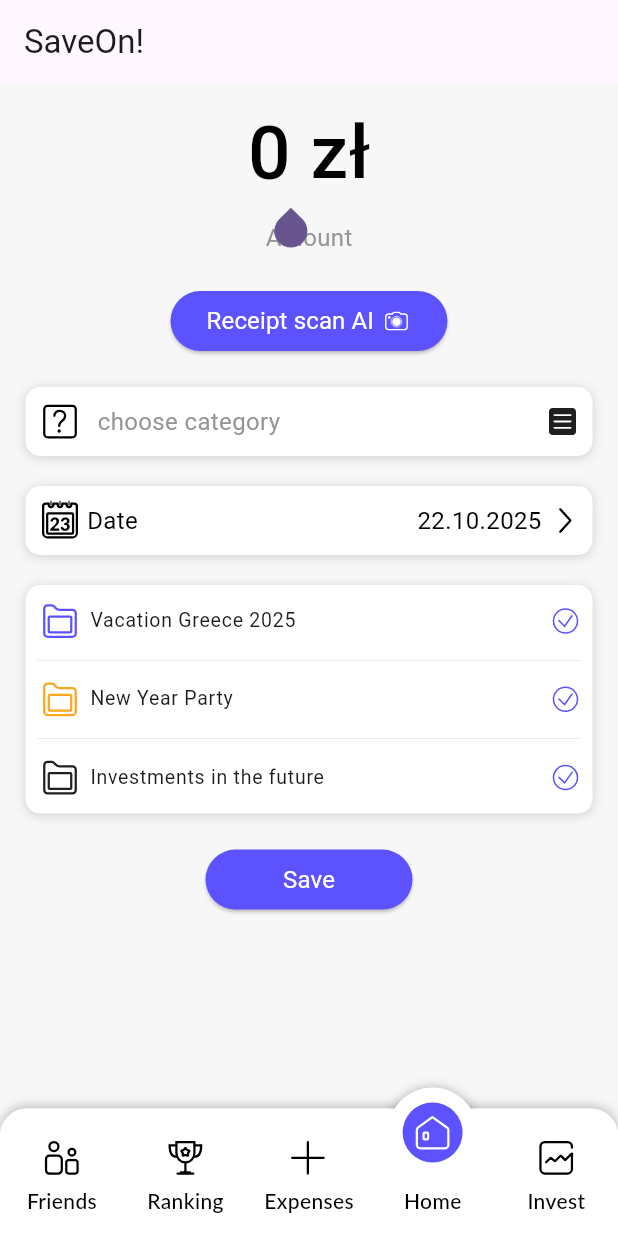
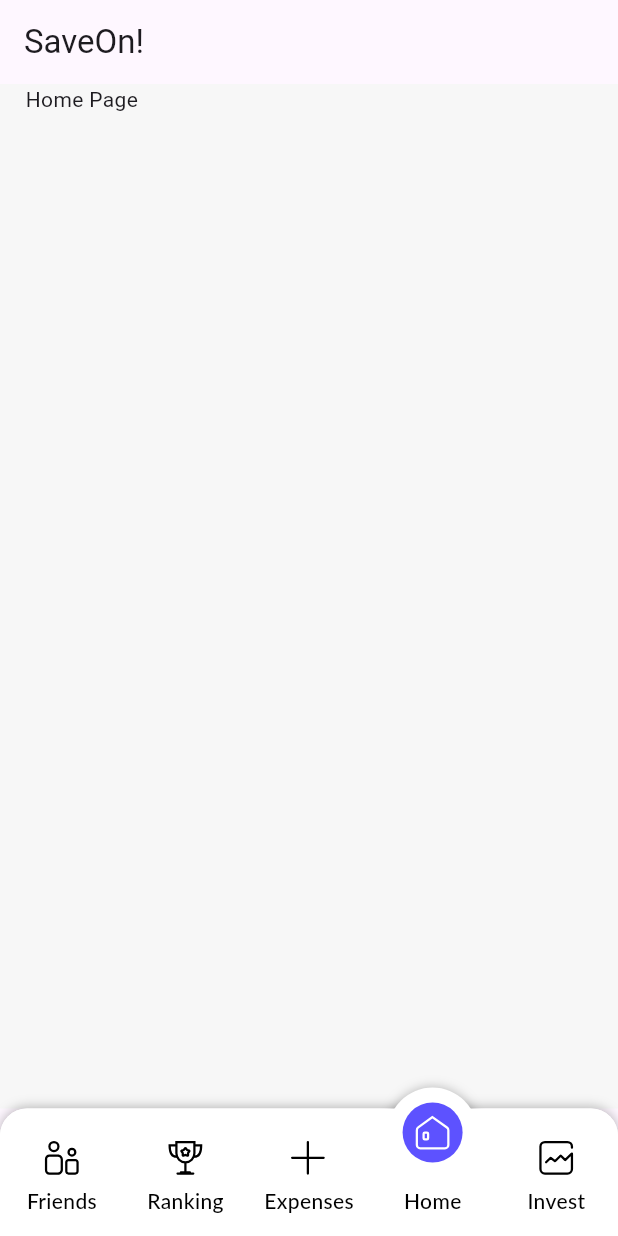
Before and after one commit to poleheshko/saveon_frontend, a Flutter app: the screen it shows after launch, on a phone screen of 412 x 824 dp. Run offline on Flutter 3.47's test engine with Material 3 defaults, Android fonts, the light colour scheme and no system bars; our stand-ins replace calendar_date_picker2, flutter_svg; Roboto replaces fonts that are missing (Lato).

Commit message:
Finished Navigation Functionality

```diff
--- a/lib/expense_page.dart
+++ b/lib/expense_page.dart
@@ -11,9 +11,7 @@ import 'models/expense_page_models/date/choose_date_class.dart';
 import 'models/expense_page_models/expense_categories/choose_category_class.dart';
 
 class ExpensePage extends StatefulWidget {
-  const ExpensePage({super.key, required this.title});
-
-  final String title;
+  const ExpensePage({super.key});
 
   @override
   State<ExpensePage> createState() => _ExpensePageState();
--- /dev/null
+++ b/lib/home_page.dart
@@ -0,0 +1,20 @@
+import 'package:flutter/cupertino.dart';
+import 'package:saveon_frontend/models/common/common_page.dart';
+
+class HomePage extends StatefulWidget {
+  const HomePage({super.key});
+
+  @override
+  State<HomePage> createState() => _HomePage();
+}
+
+class _HomePage extends State<HomePage> {
+
+  @override
+  Widget build(BuildContext context) {
+    return CommonPage(commonPageContent: [
+      Text("Home Page")
+    ]
+    );
+  }
+}
--- a/lib/main.dart
+++ b/lib/main.dart
@@ -1,4 +1,5 @@
 import 'package:flutter/material.dart';
+import 'package:saveon_frontend/widgets/bottom_navigation/main_navigation.dart';
 
 import 'expense_page.dart';
 
@@ -16,7 +17,7 @@ class SaveOn extends StatelessWidget {
       theme: ThemeData(
         colorScheme: ColorScheme.fromSeed(seedColor: Colors.deepPurple),
       ),
-      home: const ExpensePage(title: 'Flutter Demo Home Page'),
+      home: const MainNavigation(),
     );
   }
 }
--- a/lib/models/common/common_page.dart
+++ b/lib/models/common/common_page.dart
@@ -1,18 +1,9 @@
 import 'package:flutter/material.dart';
 
-import '../../widgets/bottom_navigation/MotionTabBar.dart';
-
-class CommonPage extends StatefulWidget {
+class CommonPage extends StatelessWidget {
   final List<Widget> commonPageContent;
 
   const CommonPage({required this.commonPageContent, super.key});
-
-  @override
-  _CommonPageState createState() => _CommonPageState();
-}
-
-class _CommonPageState extends State<CommonPage> {
-  int _currentIndex=0;
 
   @override
   Widget build(BuildContext context) {
@@ -26,28 +17,9 @@ class _CommonPageState extends State<CommonPage> {
           padding: const EdgeInsets.symmetric(horizontal: 17),
           child: Column(
             crossAxisAlignment: CrossAxisAlignment.center,
-            children: widget.commonPageContent,
+            children: commonPageContent,
           ),
         ),
-      ),
-      bottomNavigationBar: MotionTabBar(
-        initialSelectedTab: "Home", // Change to your default tab
-        labels: ["Friends", "Ranking", "Expenses", "Home", "Invest"], // Your tab labels
-        svgIcons: [
-          'lib/assets/menu/friendsRegular.svg',
-          'lib/assets/menu/rankingRegular.svg',
-          'lib/assets/menu/expensesRegular.svg',
-          'lib/assets/menu/homeRegular.svg',
-          'lib/assets/menu/investRegular.svg',
-        ],
-        textStyle: TextStyle(color: Colors.black),
-        tabIconColor: const Color.fromARGB(255, 0, 0, 0),
-        tabIconSelectedColor: const Color.fromARGB(255, 255, 255, 255),
-        onTabItemSelected: (index) {
-          setState(() {
-            _currentIndex = index; // Update your current index
-          });
-        },
       ),
     );
   }
--- /dev/null
+++ b/lib/widgets/bottom_navigation/main_navigation.dart
@@ -0,0 +1,53 @@
+import 'package:flutter/material.dart';
+
+import '../../expense_page.dart';
+import '../../friends_page.dart';
+import '../../home_page.dart';
+import '../../invest_page.dart';
+import '../../ranking_page.dart';
+import 'MotionTabBar.dart';
+
+class MainNavigation extends StatefulWidget {
+  const MainNavigation({super.key});
+
+  @override
+  State<MainNavigation> createState() => _MainNavigationState();
+}
+
+class _MainNavigationState extends State<MainNavigation> {
+  int _currentIndex = 3;
+
+  final List<Widget> pages = [
+    const FriendsPage(),
+    const RankingPage(),
+    const ExpensePage(),
+    const HomePage(),
+    const InvestPage(),
+  ];
+
+  @override
+  Widget build(BuildContext context) {
+    return Scaffold(
+      body: pages[_currentIndex],
+      bottomNavigationBar: MotionTabBar(
+        initialSelectedTab: "Home",
+        labels: ["Friends", "Ranking", "Expenses", "Home", "Invest"],
+        svgIcons: [
+          'lib/assets/menu/friendsRegular.svg',
+          'lib/assets/menu/rankingRegular.svg',
+          'lib/assets/menu/expensesRegular.svg',
+          'lib/assets/menu/homeRegular.svg',
+          'lib/assets/menu/investRegular.svg',
+        ],
+        textStyle: TextStyle(color: Colors.black),
+        tabIconColor: const Color.fromARGB(255, 0, 0, 0),
+        tabIconSelectedColor: const Color.fromARGB(255, 255, 255, 255),
+        onTabItemSelected: (index) {
+          setState(() {
+            _currentIndex = index;
+          });
+        },
+      ),
+    );
+  }
+}
```
Also changed, not shown: lib/friends_page.dart (added, +20 -0 lines), lib/invest_page.dart (added, +20 -0 lines), lib/ranking_page.dart (added, +20 -0 lines).
